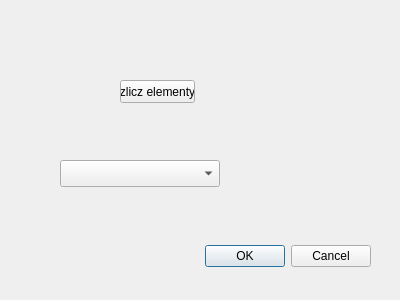
First picture: the form in drugi_projekt/Drugi_Projekt_dialog_base.ui, repository mateuszjan377/Projekt2, before the edit.
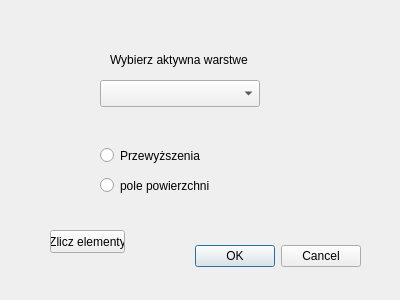
Second picture: the form after the edit. Custom widgets are drawn as their Qt base class.

```diff
--- a/drugi_projekt/Drugi_Projekt_dialog_base.ui
+++ b/drugi_projekt/Drugi_Projekt_dialog_base.ui
@@ -16,7 +16,7 @@
   <widget class="QDialogButtonBox" name="button_box">
    <property name="geometry">
     <rect>
-     <x>30</x>
+     <x>20</x>
      <y>240</y>
      <width>341</width>
      <height>32</height>
@@ -29,39 +29,75 @@
     <set>QDialogButtonBox::Cancel|QDialogButtonBox::Ok</set>
    </property>
   </widget>
-  <widget class="QPushButton" name="pushButton_zlicz_elementy">
+  <widget class="QRadioButton" name="radioButton_pole">
    <property name="geometry">
     <rect>
-     <x>120</x>
+     <x>100</x>
+     <y>170</y>
+     <width>111</width>
+     <height>31</height>
+    </rect>
+   </property>
+   <property name="text">
+    <string>pole powierzchni</string>
+   </property>
+  </widget>
+  <widget class="QRadioButton" name="radioButton_przewyzszenia">
+   <property name="geometry">
+    <rect>
+     <x>100</x>
+     <y>140</y>
+     <width>121</width>
+     <height>31</height>
+    </rect>
+   </property>
+   <property name="text">
+    <string>Przewyższenia</string>
+   </property>
+  </widget>
+  <widget class="QLabel" name="label">
+   <property name="geometry">
+    <rect>
+     <x>110</x>
+     <y>50</y>
+     <width>141</width>
+     <height>20</height>
+    </rect>
+   </property>
+   <property name="text">
+    <string>Wybierz aktywna warstwe</string>
+   </property>
+  </widget>
+  <widget class="QgsMapLayerComboBox" name="mMapLayerComboBox">
+   <property name="geometry">
+    <rect>
+     <x>100</x>
      <y>80</y>
+     <width>160</width>
+     <height>27</height>
+    </rect>
+   </property>
+  </widget>
+  <widget class="QPushButton" name="zlicz_elementy">
+   <property name="geometry">
+    <rect>
+     <x>50</x>
+     <y>230</y>
      <width>75</width>
      <height>23</height>
     </rect>
    </property>
    <property name="text">
-    <string>zlicz elementy</string>
+    <string>Zlicz elementy</string>
    </property>
   </widget>
-  <widget class="QLabel" name="label_lb_elementow">
-   <property name="geometry">
-    <rect>
-     <x>240</x>
-     <y>100</y>
-     <width>131</width>
-     <height>21</height>
-    </rect>
-   </property>
-   <property name="text">
-    <string/>
-   </property>
-  </widget>
-  <widget class="QgsMapLayerComboBox" name="mMapLayerComboBox">
+  <widget class="QLabel" name="zlicz_elementy_wynik">
    <property name="geometry">
     <rect>
      <x>60</x>
-     <y>160</y>
-     <width>160</width>
-     <height>27</height>
+     <y>260</y>
+     <width>47</width>
+     <height>13</height>
     </rect>
    </property>
   </widget>
```
Left out of the diff: 3 changed lines with no effect on the pictures.
